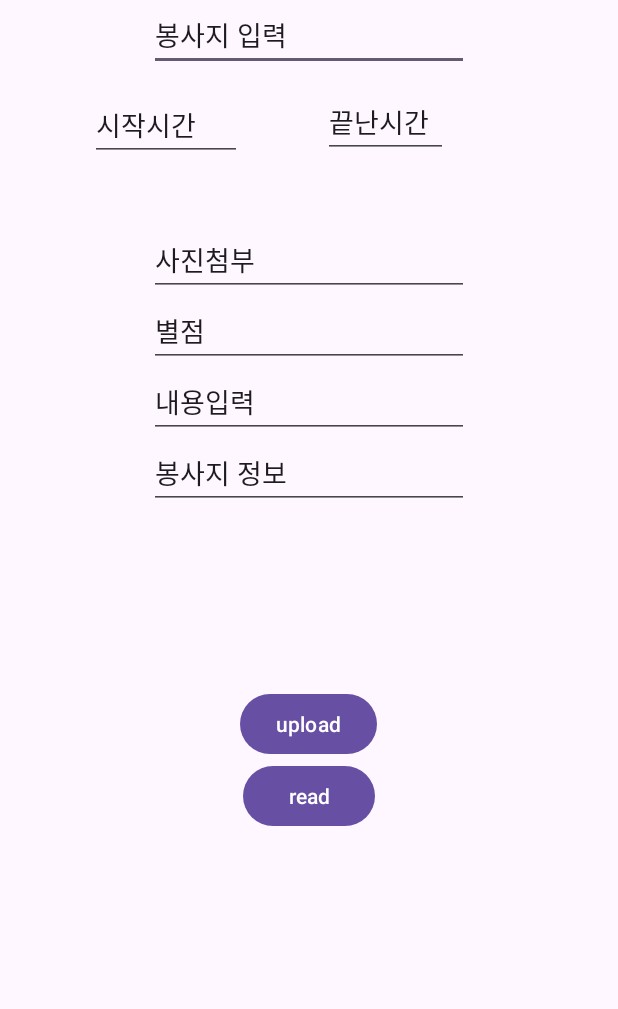
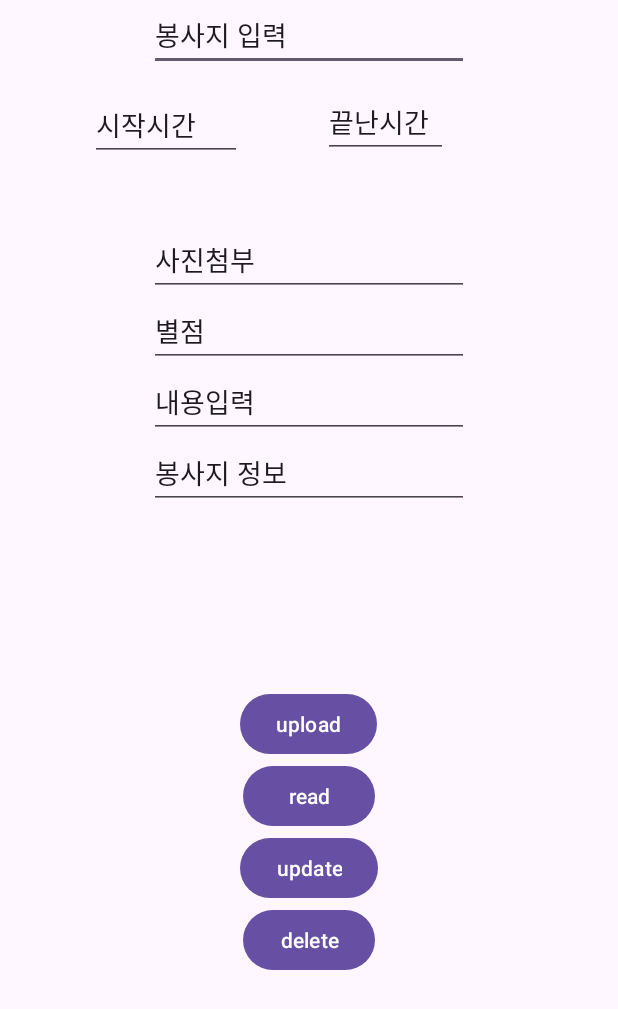
Before and after one commit to handher0/VolunteeerKim, an Android app: the screen it shows after launch (CommunityCrudActivity), after a tap on "upload", on a phone screen of 412 x 824 dp. Shown: the top 1009 px of the screen. Run offline under Robolectric (Android 15) with nearby library versions, the phone set to English and light mode, and no system bars; our stand-ins replace Firebase (no records; nobody signed in at launch, a user with empty details on screens opened directly); 3 statements that could not run were skipped.

Commit message:
Create/postid

```diff
--- a/app/src/main/java/com/example/volunteerkim/CommunityCrudActivity.java
+++ b/app/src/main/java/com/example/volunteerkim/CommunityCrudActivity.java
@@ -12,6 +12,7 @@ import androidx.core.view.ViewCompat;
 import androidx.core.view.WindowInsetsCompat;
 
 import com.example.volunteerkim.databinding.ActivityCommunityCrudBinding;
+import com.google.firebase.firestore.DocumentReference;
 import com.google.firebase.firestore.FieldValue;
 import com.google.firebase.firestore.FirebaseFirestore;
 import com.google.firebase.firestore.QueryDocumentSnapshot;
@@ -33,8 +34,13 @@ public class CommunityCrudActivity extends AppCompatActivity {
         binding.btCreate.setOnClickListener(new View.OnClickListener() {
             @Override
             public void onClick(View v) {
+                DocumentReference newPostRef = db.collection("Boards")
+                        .document("Review")
+                        .collection("Posts")
+                        .document();
 
                 Map<Object, Object> post = new HashMap<>();
+
                 post.put("place", binding.etVplace.getText().toString());
                 post.put("startTime", Integer.parseInt(binding.etStartTime.getText().toString()));
                 post.put("endTime", Integer.parseInt(binding.etEndTime.getText().toString()));
@@ -42,17 +48,15 @@ public class CommunityCrudActivity extends AppCompatActivity {
                 post.put("stars", Integer.parseInt(binding.etStar.getText().toString()));
                 post.put("content", binding.etContent.getText().toString());
                 post.put("info", binding.etInfo.getText().toString());
+                post.put("postId", newPostRef.getId());
                 post.put("timestamp", FieldValue.serverTimestamp());
 
-                db.collection("Boards").document("Review").collection("Posts").add(post)
-                        .addOnSuccessListener(documentReference -> {
-                            Log.d("Firestore", "게시글 추가 성공: " + documentReference.getId());
-                            post.put("PostId", documentReference.getId());
+                newPostRef.set(post).addOnSuccessListener(documentReference -> {
+                            Log.d("Firestore", "게시글 추가 성공: " + newPostRef.getId());
                         })
                         .addOnFailureListener(e -> {
                             Log.w("Firestore", "게시글 추가 실패", e);
                         });
-
             }
         });
 
@@ -74,9 +78,5 @@ public class CommunityCrudActivity extends AppCompatActivity {
             }
         });
 
-
-
-
-
     }
 }
--- a/app/src/main/res/layout/activity_community_crud.xml
+++ b/app/src/main/res/layout/activity_community_crud.xml
@@ -108,4 +108,22 @@
         app:layout_constraintEnd_toEndOf="parent"
         app:layout_constraintStart_toStartOf="parent"
         app:layout_constraintTop_toBottomOf="@+id/bt_create" />
+
+    <Button
+        android:id="@+id/bt_update"
+        android:layout_width="wrap_content"
+        android:layout_height="wrap_content"
+        android:text="update"
+        app:layout_constraintEnd_toEndOf="parent"
+        app:layout_constraintStart_toStartOf="parent"
+        app:layout_constraintTop_toBottomOf="@+id/bt_read" />
+
+    <Button
+        android:id="@+id/bt_delete"
+        android:layout_width="wrap_content"
+        android:layout_height="wrap_content"
+        android:text="delete"
+        app:layout_constraintEnd_toEndOf="parent"
+        app:layout_constraintStart_toStartOf="parent"
+        app:layout_constraintTop_toBottomOf="@+id/bt_update" />
 </androidx.constraintlayout.widget.ConstraintLayout>
```
